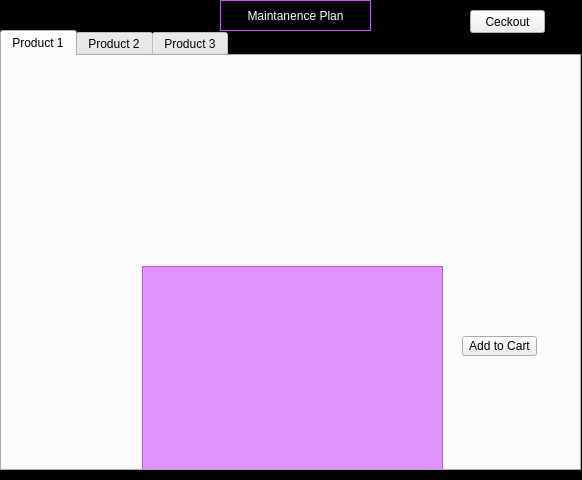
The window that CS1C-Project-Master/ViewProducts.ui (AustinVaday/CS1C-Class-Project) describes before a commit, drawn with Qt 5.
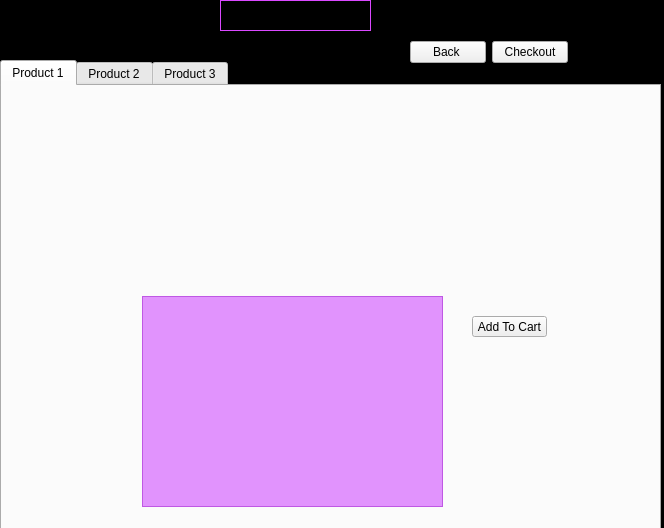
The same window after the commit. The open tabs and pages were chosen to show the change. Icons and pictures are not drawn.

Commit message: Adding proceed to checkout files

```diff
--- a/CS1C-Project-Master/ViewProducts.ui
+++ b/CS1C-Project-Master/ViewProducts.ui
@@ -6,8 +6,8 @@
    <rect>
     <x>0</x>
     <y>0</y>
-    <width>582</width>
-    <height>480</height>
+    <width>664</width>
+    <height>528</height>
    </rect>
   </property>
   <property name="windowTitle">
@@ -24,9 +24,9 @@
    <property name="geometry">
     <rect>
      <x>0</x>
-     <y>30</y>
-     <width>581</width>
-     <height>441</height>
+     <y>60</y>
+     <width>661</width>
+     <height>471</height>
     </rect>
    </property>
    <property name="autoFillBackground">
@@ -98,7 +98,7 @@
 {
 	background-color: rgba(192, 19, 255, 115);
    
-	font: 100 15pt &quot;American Typewriter&quot;;
+        font: 100 15pt &quot;American Typewriter&quot;
 	
 	font-weight: bold;
    
@@ -111,14 +111,14 @@
     <widget class="QPushButton" name="product_One">
      <property name="geometry">
       <rect>
-       <x>460</x>
-       <y>280</y>
+       <x>470</x>
+       <y>230</y>
        <width>75</width>
-       <height>20</height>
+       <height>21</height>
       </rect>
      </property>
      <property name="text">
-      <string>Add to Cart</string>
+      <string>Add To Cart</string>
      </property>
     </widget>
    </widget>
@@ -247,7 +247,7 @@
    <property name="styleSheet">
     <string notr="true">
 background-color: rgb(0, 0, 0);
-font: 13pt &quot;American Typewriter&quot;;
+font: 13pt &quot;American Typewriter&quot;
 color: white;
 border:  2px solid #555;
 border-style: solid;
@@ -262,18 +262,31 @@
     <string>Maintanence Plan</string>
    </property>
   </widget>
-  <widget class="QPushButton" name="checkout_button">
+  <widget class="QWidget" name="layoutWidget">
    <property name="geometry">
     <rect>
-     <x>470</x>
-     <y>10</y>
-     <width>75</width>
-     <height>23</height>
+     <x>410</x>
+     <y>40</y>
+     <width>158</width>
+     <height>25</height>
     </rect>
    </property>
-   <property name="text">
-    <string>Ceckout</string>
-   </property>
+   <layout class="QHBoxLayout" name="horizontalLayout">
+    <item>
+     <widget class="QPushButton" name="pushButton">
+      <property name="text">
+       <string>Back </string>
+      </property>
+     </widget>
+    </item>
+    <item>
+     <widget class="QPushButton" name="checkOutButton">
+      <property name="text">
+       <string>Checkout</string>
+      </property>
+     </widget>
+    </item>
+   </layout>
   </widget>
  </widget>
  <resources>
```
Left out of the diff: 26 changed lines with no effect on the pictures. The commit also changes 24 other files.
